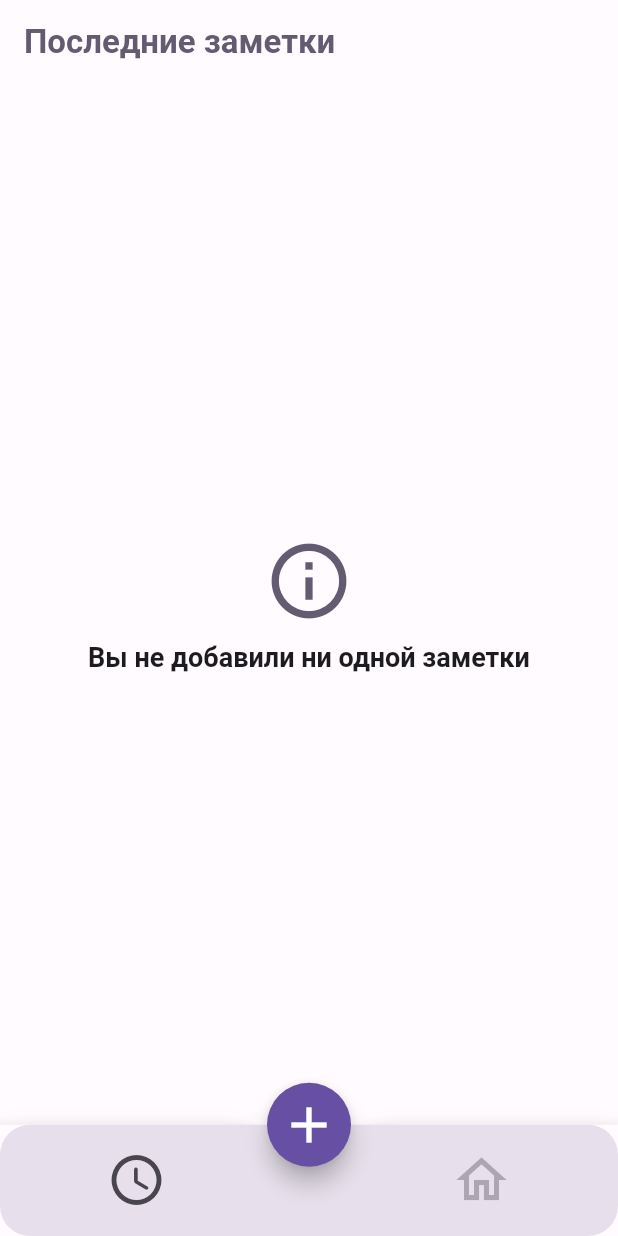
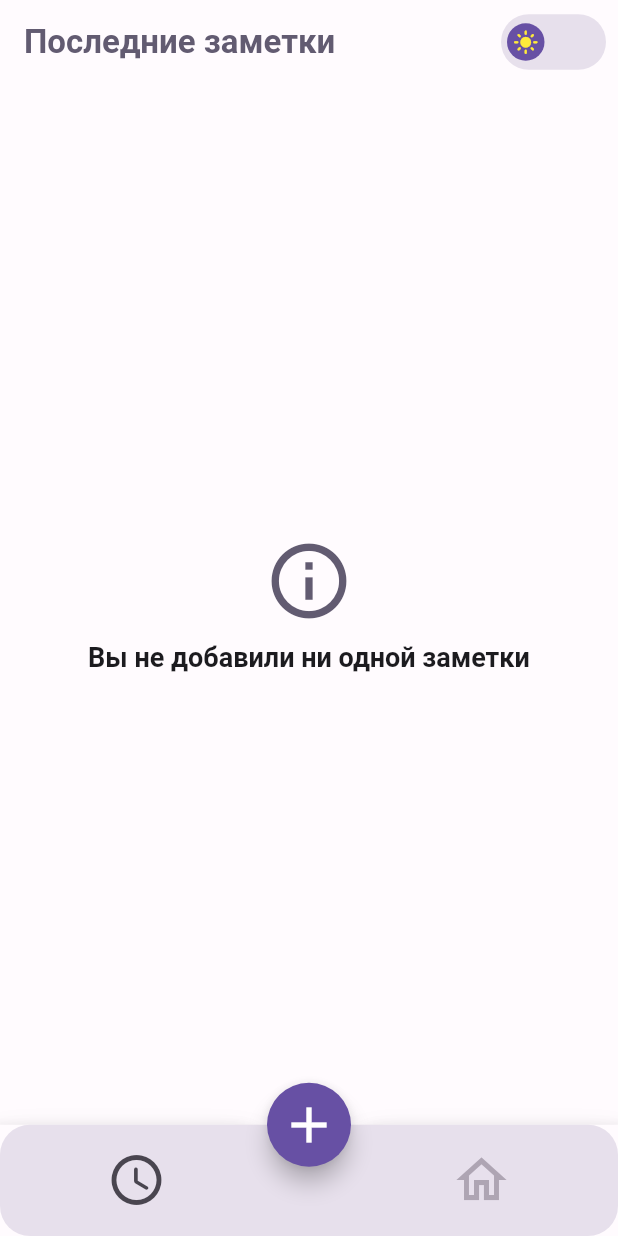
Before and after one commit to Ivan-Goncharov/wine-note-app, a Flutter app: the screen it shows after launch, on a phone screen of 412 x 824 dp. Run offline on Flutter 3.47's test engine with Material 2 defaults, Android fonts, the phone set to English and light mode, and no system bars; drawn by our look-alikes of flutter_switch; our stand-ins replace flutter_svg, fluttertoast, image_picker, shared_preferences, sqflite; accounts and stored records are empty.

Commit message:
добавлена функция изменения темы

```diff
--- a/lib/main.dart
+++ b/lib/main.dart
@@ -34,11 +34,16 @@ class _MyAppState extends State<MyApp> {
           ChangeNotifierProvider.value(value: WineListProvider()),
           ChangeNotifierProvider.value(value: WineSortProvider()),
           ChangeNotifierProvider.value(value: WineOverviewProvider()),
+          ChangeNotifierProvider.value(value: ChangeThemeProvider()),
         ],
-      builder: (context, child) => MaterialApp(
-        themeMode: ThemeMode.system,
-        theme: MyTheme.lightTheme,
-        darkTheme: MyTheme.darkTheme,
+        builder: (context, child) {
+          final themeProvider = Provider.of<ChangeThemeProvider>(context);
+          return MaterialApp(
+            // themeMode: themeProvider.themeMode,
+            // theme: MyTheme.lightTheme,
+            // darkTheme: MyTheme.darkTheme,
+            theme:
+                themeProvider.isDark ? MyTheme.darkTheme : MyTheme.lightTheme,
             initialRoute: TabsScreen.routName,
             onGenerateRoute: (settings) {
               switch (settings.name) {
@@ -91,7 +96,7 @@ class _MyAppState extends State<MyApp> {
                   );
               }
             },
-      ),
           );
+        });
   }
 }
--- a/lib/models/my_themes.dart
+++ b/lib/models/my_themes.dart
@@ -1,4 +1,63 @@
 import 'package:flutter/material.dart';
+import 'package:shared_preferences/shared_preferences.dart';
+
+//провайдер для изменения цветовой темы
+class ChangeThemeProvider with ChangeNotifier {
+  //переменная, которая отслеживает, какая тема выбрана
+  late bool _isDark;
+  //объект класса для работы с sharedPreference
+  late ThemePreference _themePreference;
+
+  //в конструкторе инициализируем данные
+  ChangeThemeProvider() {
+    //по умолчанию тема светлая
+    _isDark = false;
+    _themePreference = ThemePreference();
+    //получаем данные о том, какая тема выбрана
+    getPreference();
+  }
+
+  //геттер
+  bool get isDark => _isDark;
+
+  //сеттер
+  //присваиваем новое значение переменной
+  //сохраняем данные с помощью sharedPreferences
+  set isDark(bool value) {
+    _isDark = value;
+    _themePreference.setTheme(value);
+    notifyListeners();
+  }
+
+  //метод для получения текущего выбора пользователя
+  //true - темная
+  // false - светлая
+  void getPreference() {
+    _themePreference.getTheme().then((value) {
+      _isDark = value;
+      notifyListeners();
+    });
+  }
+}
+
+//класс для работы c SharedPref.
+class ThemePreference {
+  static const preferKey = 'pref_key';
+
+  //метод для сохранения текущего выбора пользователя
+  Future<void> setTheme(bool value) async {
+    final SharedPreferences sharedPreferences =
+        await SharedPreferences.getInstance();
+    sharedPreferences.setBool(preferKey, value);
+  }
+
+  //метод для получения текущего выбора пользователя
+  Future<bool> getTheme() async {
+    final SharedPreferences sharedPreferences =
+        await SharedPreferences.getInstance();
+    return sharedPreferences.getBool(preferKey) ?? false;
+  }
+}
 
 //класс для хранения двух тем приложения
 class MyTheme {
--- a/lib/screens/last_wine_notes.dart
+++ b/lib/screens/last_wine_notes.dart
@@ -1,4 +1,5 @@
 import 'package:flutter/material.dart';
+import 'package:flutter_my_wine_app/widgets/system_widget/switch_theme.dart';
 import 'package:provider/provider.dart';
 
 import '../../models/wine_list_provider.dart';
@@ -18,14 +19,12 @@ class LastWineNote extends StatefulWidget {
 class _LastWineNoteState extends State<LastWineNote> {
   //провайдер для получения списка заметок
   WineListProvider? _listProvider;
-  late ColorScheme _colorScheme;
   //переменная для инициализации
   bool _isInit = false;
 
   @override
   void didChangeDependencies() {
     if (!_isInit) {
-      _colorScheme = Theme.of(context).colorScheme;
       createNoteList(context);
       _isInit = true;
     }
@@ -42,8 +41,16 @@ class _LastWineNoteState extends State<LastWineNote> {
   Widget build(BuildContext context) {
     return SafeArea(
       child: Scaffold(
-        appBar: CustomAppBar(title: 'Последние заметки'),
-        backgroundColor: _colorScheme.background,
+        appBar: CustomAppBar(
+          title: 'Последние заметки',
+          listOfAction: const [
+            Padding(
+              padding: EdgeInsets.only(right: 8.0),
+              child: SwitchThemeMode(),
+            ),
+          ],
+        ),
+        backgroundColor: Theme.of(context).colorScheme.background,
         body: Padding(
           padding: const EdgeInsets.symmetric(vertical: 8.0, horizontal: 8.0),
 
--- a/lib/screens/overview_screens/item_filter.dart
+++ b/lib/screens/overview_screens/item_filter.dart
@@ -53,12 +53,11 @@ class _ItemFilterNotesState extends State<ItemFilterNotes> {
       _dataTitle = arguments['dataTitle']!;
       _filterName = arguments['filterName']!;
 
-      //запускаем метод с поиском всех заметок связынных с этим полем фильтрации
-      // _provider.fetchCustomNotes(_filterName, _dataTitle);
       //отмечаем, что инициализация проведена
       _isInit = true;
     }
 
+    //
     if (!_isFilter) {
       setState(() => _isLoading = true);
       _provider
--- a/lib/widgets/bottom_app_bar.dart
+++ b/lib/widgets/bottom_app_bar.dart
@@ -17,72 +17,42 @@ class CustomBottomNavigation extends StatefulWidget {
 }
 
 class _CustomBottomNavigationState extends State<CustomBottomNavigation> {
-  late Size _size;
-  late ColorScheme _colors;
-  bool _isInit = false;
-
-  @override
-  void didChangeDependencies() {
-    if (!_isInit) {
-      _size = MediaQuery.of(context).size;
-      _colors = Theme.of(context).colorScheme;
-      _isInit = true;
-    }
-    super.didChangeDependencies();
-  }
-
   @override
   Widget build(BuildContext context) {
     return BottomAppBar(
       //FAB должна быть в центре, впадать в бар
       notchMargin: 7,
       shape: const CircularNotchedRectangle(),
-      color: _colors.background,
+      color: Theme.of(context).colorScheme.background,
 
       //наши вкладки
       child: Container(
         decoration: BoxDecoration(
           borderRadius: BorderRadius.circular(20.0),
-          color: _colors.surfaceVariant,
+          color: Theme.of(context).colorScheme.surfaceVariant,
         ),
-        height: _size.height * 0.09,
+        height: MediaQuery.of(context).size.height * 0.09,
         padding: const EdgeInsets.symmetric(vertical: 10),
         child: Row(
           mainAxisAlignment: MainAxisAlignment.spaceEvenly,
           crossAxisAlignment: CrossAxisAlignment.center,
           children: [
-            //вкладки со последними винами
-            buildTabItem(
-              index: 0,
-              iconData: Icons.access_time_rounded,
-            ),
+            //вкладка со последними винам
+            TabItem(
+                selectIndex: widget.index,
+                iconData: Icons.access_time_rounded,
+                tabIndex: 0,
+                changeTab: widget.onChangedTab),
             opacityTab(),
 
             //вкладка со всеми винами
-            buildTabItem(
-              index: 1,
-              iconData: Icons.home_outlined,
-            ),
+
+            TabItem(
+                selectIndex: widget.index,
+                iconData: Icons.home_outlined,
+                tabIndex: 1,
+                changeTab: widget.onChangedTab),
           ],
-        ),
-      ),
-    );
-  }
-
-//метод для создания вкладок
-  Widget buildTabItem({required int index, required IconData iconData}) {
-    //смотрим, выбрана ли вкладка в данный момент
-    final isSelected = index == widget.index;
-
-    return GestureDetector(
-      onTap: () => widget.onChangedTab(index),
-      child: Container(
-        alignment: Alignment.center,
-        child: Icon(
-          iconData,
-          color:
-              isSelected ? _colors.onSurfaceVariant : _colors.onInverseSurface,
-          size: 40,
         ),
       ),
     );
@@ -102,3 +72,41 @@ class _CustomBottomNavigationState extends State<CustomBottomNavigation> {
     );
   }
 }
+
+//одна вкладка в таббаре
+class TabItem extends StatelessWidget {
+  //индекс выбранной вкладки
+  final int selectIndex;
+  //индекс создаваемой вкладки
+  final int tabIndex;
+  //иконка вкладки
+  final IconData iconData;
+  //функция для изменеия выбранной вкладки
+  final Function changeTab;
+
+  const TabItem(
+      {Key? key,
+      required this.selectIndex,
+      required this.iconData,
+      required this.tabIndex,
+      required this.changeTab})
+      : super(key: key);
+
+  @override
+  Widget build(BuildContext context) {
+    final isSelected = tabIndex == selectIndex;
+    return GestureDetector(
+      onTap: () => changeTab(tabIndex),
+      child: Container(
+        alignment: Alignment.center,
+        child: Icon(
+          iconData,
+          color: isSelected
+              ? Theme.of(context).colorScheme.onSurfaceVariant
+              : Theme.of(context).colorScheme.onInverseSurface,
+          size: 40,
+        ),
+      ),
+    );
+  }
+}
--- /dev/null
+++ b/lib/widgets/system_widget/switch_theme.dart
@@ -0,0 +1,44 @@
+import 'package:flutter/material.dart';
+import 'package:flutter_my_wine_app/models/my_themes.dart';
+import 'package:flutter_switch/flutter_switch.dart';
+import 'package:provider/provider.dart';
+
+class SwitchThemeMode extends StatelessWidget {
+  const SwitchThemeMode({Key? key}) : super(key: key);
+
+  @override
+  Widget build(BuildContext context) {
+    final themeProvider = Provider.of<ChangeThemeProvider>(context);
+
+    // return Switch.adaptive(
+    //   value: themeProvider.isDark,
+    //   onChanged: (value) {
+    //     final provider =
+    //         Provider.of<ChangeThemeProvider>(context, listen: false);
+    //     provider.isDark = value;
+    //   },
+    // );
+
+    return FlutterSwitch(
+      value: themeProvider.isDark,
+      onToggle: (value) {
+        final provider =
+            Provider.of<ChangeThemeProvider>(context, listen: false);
+        provider.isDark = value;
+      },
+      height: MediaQuery.of(context).size.height * 0.045,
+      activeIcon: const Icon(
+        Icons.mode_night,
+        color: Color(0xFF381E72),
+      ),
+      activeColor: const Color(0xFF49454F),
+      activeToggleColor: const Color(0xFFD0BCFF),
+      inactiveIcon: const Icon(
+        Icons.light_mode,
+        color: Colors.yellow,
+      ),
+      inactiveColor: const Color(0xFFE7E0EC),
+      inactiveToggleColor: const Color(0xFF6750A4),
+    );
+  }
+}
--- a/pubspec.yaml
+++ b/pubspec.yaml
@@ -43,6 +43,8 @@ dependencies:
   multi_select_flutter: ^4.1.2
   image_picker: ^0.8.4+11
   fluttertoast: ^8.0.9
+  shared_preferences: ^2.0.14
+  flutter_switch: ^0.3.2
 
 
 dev_dependencies:
```
Also changed, not shown: lib/screens/overview_screens/wine_overview_screen.dart (+2 -112 lines), pubspec.lock. Lines whose indentation alone changed are shown as unchanged.
